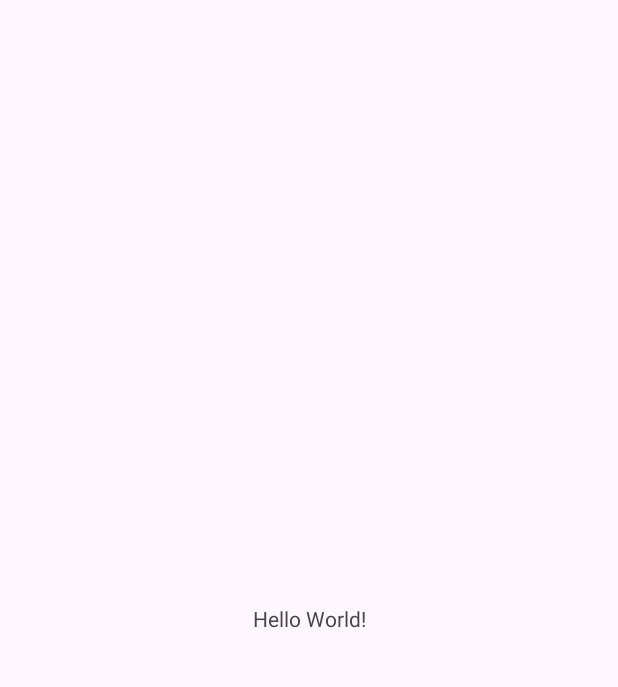
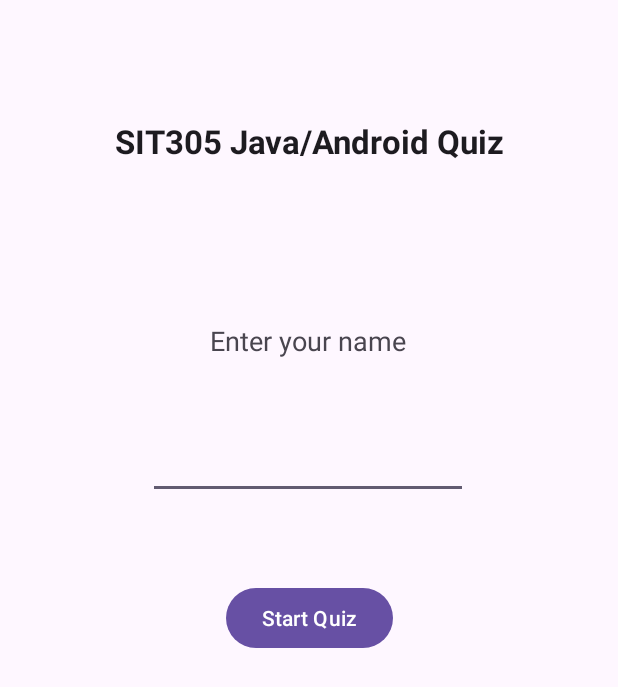
Before and after one commit to bgrando24/Task-3.1, an Android app: the screen it shows after launch (MainActivity), on a phone screen of 412 x 824 dp. Before the commit the part shown is almost empty. Shown: the top 687 px of the screen. Run offline under Robolectric (Android 15) with nearby library versions, the phone set to English and light mode, and no system bars.

Commit message:
Set up UI, start screen, quiz screen, state mamanger

```diff
--- a/app/src/main/AndroidManifest.xml
+++ b/app/src/main/AndroidManifest.xml
@@ -13,6 +13,12 @@
         android:theme="@style/Theme._31C"
         tools:targetApi="31">
         <activity
+            android:name=".ActivityQuizEndView"
+            android:exported="false" />
+        <activity
+            android:name=".QuizQuestionsView"
+            android:exported="false" />
+        <activity
             android:name=".MainActivity"
             android:exported="true">
             <intent-filter>
--- /dev/null
+++ b/app/src/main/java/com/example/a31c/Answer.java
@@ -0,0 +1,11 @@
+package com.example.a31c;//The com.example.a31c.Answer class is used in the com.example.a31c.Question class to store the possible answers to a question, and a flag of whether the answer is correct or not
+
+public class Answer {
+    public String description;
+    public boolean isCorrect;
+
+    public Answer(String description, boolean isCorrect) {
+        this.description = description;
+        this.isCorrect = isCorrect;
+    }
+}
--- a/app/src/main/java/com/example/a31c/MainActivity.java
+++ b/app/src/main/java/com/example/a31c/MainActivity.java
@@ -1,24 +1,100 @@
 package com.example.a31c;
 
+import android.content.Intent;
 import android.os.Bundle;
 
 import androidx.activity.EdgeToEdge;
 import androidx.appcompat.app.AppCompatActivity;
-import androidx.core.graphics.Insets;
-import androidx.core.view.ViewCompat;
-import androidx.core.view.WindowInsetsCompat;
+
+import android.view.View;
+import android.widget.Button;
+import android.widget.EditText;
+
 
 public class MainActivity extends AppCompatActivity {
 
+//    all possible questions
+    private Question[] avaialableQuestions = {
+            new Question("What keyword is used to declare a constant variable in Java?", new Answer[] {
+                    new Answer("final", true),
+                    new Answer("const", false),
+                    new Answer("var", false),
+            }),
+        new Question("What does the operator '++' do in Java?", new Answer[] {
+                new Answer("Increments a numerical value by 1", true),
+                new Answer("Adds a number twice to another number", false),
+                new Answer("Causes a kernel panic", false),
+        }),
+        new Question("What is the correct way to initialise an array in Java?", new Answer[] {
+                new Answer("int[] arr = new int[5];", true),
+                new Answer(" int arr = new int[5];", false),
+                new Answer(" int[] arr = new int(5);", false),
+        }),
+        new Question("Which of the following statements is true about Java?", new Answer[] {
+                new Answer("Interfaces can have constructors", true),
+                new Answer("A class can implement multiple interfaces", false),
+                new Answer("Interfaces can contain instance variables", false),
+        }),
+        new Question("What does the 'break' statement do in Java?", new Answer[] {
+                new Answer("Exits code execution from a switch statement or loop", true),
+                new Answer("Pauses code execution", false),
+                new Answer("Skips the current iteration of a loop", false),
+        }),
+        new Question("Which lifecycle hook is called when an activity is no longer visible to the user?", new Answer[] {
+                new Answer("onStop()", true),
+                new Answer("onDestroy()", false),
+                new Answer("onHide()", false),
+        }),
+        new Question("What development languages can Android apps be written in?", new Answer[] {
+                new Answer("Java, Kotlin, C++", true),
+                new Answer("HTML, CSS, JavaScript", false),
+                new Answer("COBOL, x86 Assembly, Fortran", false),
+        }),
+        new Question("What is the purpose of XML layout files for Android apps?", new Answer[] {
+                new Answer("To define the user interface layout", true),
+                new Answer("To store application data in a structured format", false),
+                new Answer("To track and define the application's dependencies", false),
+        }),
+        new Question("Which lifecycle method is called when an activity is first created?", new Answer[] {
+                new Answer("onCreate()", true),
+                new Answer("onActivityBirthday()", false),
+                new Answer("onFirstDate()", false),
+        }),
+        new Question("What is a purpose of the Intent class in Android?", new Answer[] {
+                new Answer("To pass data between components (such as activities)", true),
+                new Answer("To send the app's intentions out to the universe", false),
+                new Answer("To provide an abstraction layer over the built-in SQLite relational database management system", false),
+        }),
+};
+
     @Override
     protected void onCreate(Bundle savedInstanceState) {
+//        setup and set content
         super.onCreate(savedInstanceState);
         EdgeToEdge.enable(this);
         setContentView(R.layout.activity_main);
-        ViewCompat.setOnApplyWindowInsetsListener(findViewById(R.id.main), (v, insets) -> {
-            Insets systemBars = insets.getInsets(WindowInsetsCompat.Type.systemBars());
-            v.setPadding(systemBars.left, systemBars.top, systemBars.right, systemBars.bottom);
-            return insets;
+
+//      enter user's name
+        EditText userName = findViewById(R.id.nameEditText);
+
+//      Start the quiz
+        Button startQuizButton = findViewById(R.id.startQuizButton);
+        startQuizButton.setOnClickListener(new View.OnClickListener() {
+            @Override
+            public void onClick(View v) {
+//                check user entered their name
+                if (userName.getText().toString().isEmpty()) {
+                    userName.setError("Please enter your name");
+                    return;
+                }
+//                initialise quiz state manager
+                QuizManager.init(userName.getText().toString(), avaialableQuestions);
+
+//                create intent for quiz view, start quiz, go to quiz view
+                Intent quizViewIntent = new Intent(MainActivity.this, QuizQuestionsView.class);
+                QuizManager.startQuiz();
+                startActivity(quizViewIntent);
+            }
         });
     }
 }
--- /dev/null
+++ b/app/src/main/java/com/example/a31c/Question.java
@@ -0,0 +1,45 @@
+package com.example.a31c;/*
+* The com.example.a31c.Question class represents a question that may be asked in the quiz
+* Each com.example.a31c.Question object has a description and an array of com.example.a31c.Answer objects (representing the possible answers)
+* */
+
+public class Question {
+    private String description;
+    private Answer[] answers;   // using array instead of ArrayList as length is fixed
+
+    public Question(String description, Answer[] answers) {
+        this.description = description;
+        this.answers = answers;
+    }
+
+//    Getters
+    public String getDescription() {
+        return description;
+    }
+
+    public Answer[] getAnswers() {
+        return answers;
+    }
+
+//    returns the index of the correct answer, otherwise -1
+    public int getCorrectAnswerIndex() {
+        for (int i = 0; i < answers.length; i++) {
+            if (answers[i].isCorrect) {
+                return i;
+            }
+        }
+        return -1;
+    }
+
+//    Randomizes (shuffles) the order of the answers and returns the array
+    public Answer[] getShuffledAnswers() {
+        Answer[] shuffledAnswers = answers.clone();
+        for (int i = 0; i < shuffledAnswers.length; i++) {
+            int randomIndex = (int) (Math.random() * shuffledAnswers.length);
+            Answer temp = shuffledAnswers[i];
+            shuffledAnswers[i] = shuffledAnswers[randomIndex];
+            shuffledAnswers[randomIndex] = temp;
+        }
+        return shuffledAnswers;
+    }
+}
--- a/app/src/main/res/layout/activity_main.xml
+++ b/app/src/main/res/layout/activity_main.xml
@@ -8,12 +8,58 @@
     tools:context=".MainActivity">
 
     <TextView
+        android:id="@+id/quizTitle"
         android:layout_width="wrap_content"
         android:layout_height="wrap_content"
-        android:text="Hello World!"
+        android:text="SIT305 Java/Android Quiz"
+        android:textAppearance="@style/TextAppearance.AppCompat.Large"
+        android:textStyle="bold"
+        app:layout_constraintBottom_toBottomOf="parent"
+        app:layout_constraintEnd_toEndOf="parent"
+        app:layout_constraintStart_toStartOf="parent"
+        app:layout_constraintTop_toTopOf="parent"
+        app:layout_constraintVertical_bias="0.100000024" />
+
+    <Button
+        android:id="@+id/startQuizButton"
+        android:layout_width="wrap_content"
+        android:layout_height="wrap_content"
+        android:layout_marginStart="160dp"
+        android:layout_marginEnd="160dp"
+        android:text="Start Quiz"
         app:layout_constraintBottom_toBottomOf="parent"
         app:layout_constraintEnd_toEndOf="parent"
         app:layout_constraintStart_toStartOf="parent"
         app:layout_constraintTop_toTopOf="parent" />
 
+    <TextView
+        android:id="@+id/enterNameTextView"
+        android:layout_width="wrap_content"
+        android:layout_height="wrap_content"
+        android:layout_marginStart="154dp"
+        android:layout_marginTop="90dp"
+        android:layout_marginEnd="155dp"
+        android:layout_marginBottom="133dp"
+        android:text="Enter your name"
+        android:textAppearance="@style/TextAppearance.AppCompat.Medium"
+        app:layout_constraintBottom_toTopOf="@+id/startQuizButton"
+        app:layout_constraintEnd_toEndOf="parent"
+        app:layout_constraintStart_toStartOf="parent"
+        app:layout_constraintTop_toBottomOf="@+id/quizTitle" />
+
+    <EditText
+        android:id="@+id/nameEditText"
+        android:layout_width="wrap_content"
+        android:layout_height="wrap_content"
+        android:layout_marginStart="100dp"
+        android:layout_marginTop="39dp"
+        android:layout_marginEnd="101dp"
+        android:layout_marginBottom="47dp"
+        android:ems="10"
+        android:inputType="text"
+        app:layout_constraintBottom_toTopOf="@+id/startQuizButton"
+        app:layout_constraintEnd_toEndOf="parent"
+        app:layout_constraintStart_toStartOf="parent"
+        app:layout_constraintTop_toBottomOf="@+id/enterNameTextView" />
+
 </androidx.constraintlayout.widget.ConstraintLayout>
```
Also changed, not shown: app/src/main/java/com/example/a31c/ActivityQuizEndView.java (added, +24 -0 lines), app/src/main/java/com/example/a31c/QuizManager.java (added, +145 -0 lines), app/src/main/java/com/example/a31c/QuizQuestionsView.java (added, +157 -0 lines), app/src/main/res/layout/activity_quiz_end_view.xml (added, +23 -0 lines), app/src/main/res/layout/activity_quiz_questions_view.xml (added, +106 -0 lines).
